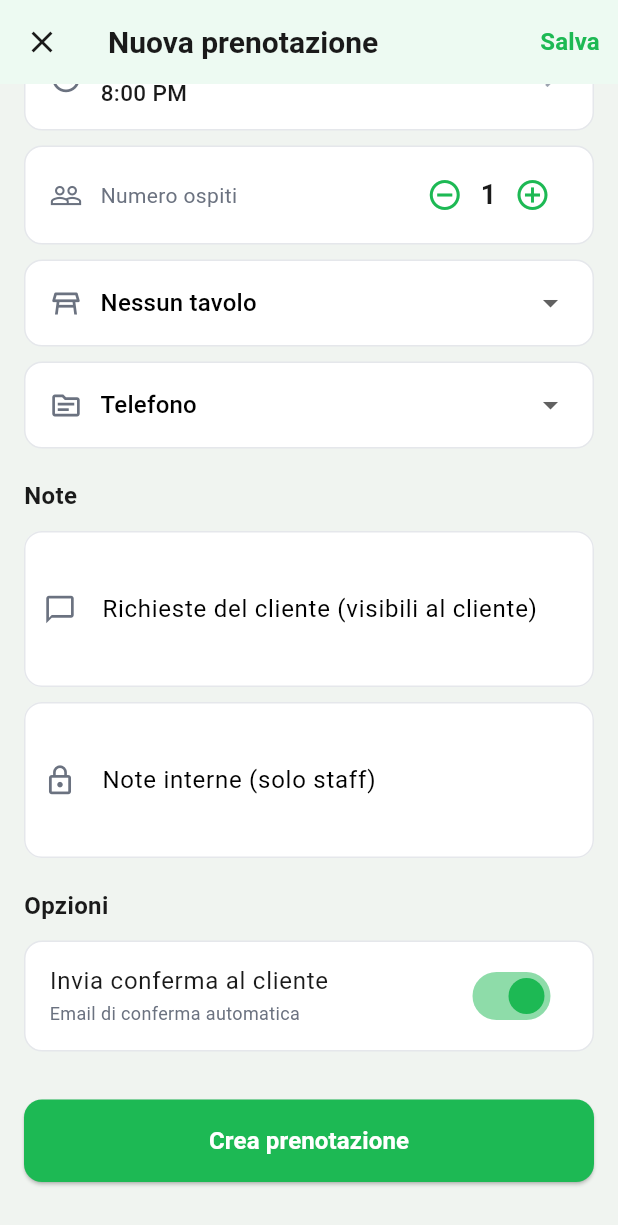
After one commit to ferrarapeppe/restaurant-booking, a Flutter app: the NewBookingScreen screen opened by its route, scrolled down 413 dp, after a tap on the "remove circle outline" icon, on a phone screen of 412 x 824 dp. The commit adds this screen. Shown: the top 1225 px of the screen. Run offline on Flutter 3.47's test engine with Material 3 defaults, Android fonts, the phone set to English and light mode, and no system bars; our stand-ins replace flutter_dotenv, go_router, supabase_flutter; accounts and stored records are empty.

Commit message:
feat: form nuova prenotazione completo

```diff
--- a/lib/core/router.dart
+++ b/lib/core/router.dart
@@ -3,6 +3,7 @@ import 'package:restaurant_booking/features/splash/splash_screen.dart';
 import 'package:restaurant_booking/features/dashboard/dashboard_screen.dart';
 import 'package:restaurant_booking/features/calendar/calendar_screen.dart';
 import 'package:restaurant_booking/features/bookings/bookings_screen.dart';
+import 'package:restaurant_booking/features/bookings/new_booking_screen.dart';
 import 'package:restaurant_booking/features/guests/guests_screen.dart';
 import 'package:restaurant_booking/features/reports/reports_screen.dart';
 import 'package:restaurant_booking/features/settings/settings_screen.dart';
@@ -14,6 +15,7 @@ final router = GoRouter(
     GoRoute(path: '/', builder: (context, state) => const DashboardScreen()),
     GoRoute(path: '/calendar', builder: (context, state) => const CalendarScreen()),
     GoRoute(path: '/bookings', builder: (context, state) => const BookingsScreen()),
+    GoRoute(path: '/bookings/new', builder: (context, state) => const NewBookingScreen()),
     GoRoute(path: '/guests', builder: (context, state) => const GuestsScreen()),
     GoRoute(path: '/reports', builder: (context, state) => const ReportsScreen()),
     GoRoute(path: '/settings', builder: (context, state) => const SettingsScreen()),
--- a/lib/features/bookings/bookings_screen.dart
+++ b/lib/features/bookings/bookings_screen.dart
@@ -2,6 +2,7 @@ import 'package:flutter/material.dart';
 import 'package:intl/intl.dart';
 import 'package:restaurant_booking/shared/widgets/app_drawer.dart';
 import 'package:restaurant_booking/shared/theme/app_theme.dart';
+import 'package:go_router/go_router.dart';
 
 // Modello prenotazione
 class Booking {
@@ -181,7 +182,7 @@ class _BookingsScreenState extends State<BookingsScreen> {
         ],
       ),
       floatingActionButton: FloatingActionButton(
-        onPressed: () => _showNewBookingDialog(context),
+        onPressed: () => context.push('/bookings/new'),
         backgroundColor: AppColors.accent,
         child: const Icon(Icons.add, color: Colors.white),
       ),
--- /dev/null
+++ b/lib/features/bookings/new_booking_screen.dart
@@ -0,0 +1,364 @@
+import 'package:flutter/material.dart';
+import 'package:intl/intl.dart';
+import 'package:restaurant_booking/shared/theme/app_theme.dart';
+
+class NewBookingScreen extends StatefulWidget {
+  const NewBookingScreen({super.key});
+
+  @override
+  State<NewBookingScreen> createState() => _NewBookingScreenState();
+}
+
+class _NewBookingScreenState extends State<NewBookingScreen> {
+  final _formKey = GlobalKey<FormState>();
+  final _nameController = TextEditingController();
+  final _phoneController = TextEditingController();
+  final _emailController = TextEditingController();
+  final _notesController = TextEditingController();
+  final _internalNotesController = TextEditingController();
+
+  DateTime _selectedDate = DateTime.now();
+  TimeOfDay _selectedTime = const TimeOfDay(hour: 20, minute: 0);
+  int _partySize = 2;
+  String _selectedSource = 'phone';
+  String? _selectedTable;
+  bool _sendConfirmation = true;
+
+  final List<String> _tables = ['T1', 'T2', 'T3', 'T4', 'T5', 'T6', 'T7', 'T8'];
+
+  @override
+  void dispose() {
+    _nameController.dispose();
+    _phoneController.dispose();
+    _emailController.dispose();
+    _notesController.dispose();
+    _internalNotesController.dispose();
+    super.dispose();
+  }
+
+  @override
+  Widget build(BuildContext context) {
+    return Scaffold(
+      backgroundColor: AppColors.background,
+      appBar: AppBar(
+        backgroundColor: AppColors.surface,
+        leading: IconButton(
+          icon: const Icon(Icons.close, color: AppColors.textPrimary),
+          onPressed: () => Navigator.pop(context),
+        ),
+        title: const Text('Nuova prenotazione',
+            style: TextStyle(color: AppColors.textPrimary, fontWeight: FontWeight.bold)),
+        actions: [
+          TextButton(
+            onPressed: _submitForm,
+            child: const Text('Salva', style: TextStyle(color: AppColors.accent, fontWeight: FontWeight.bold, fontSize: 16)),
+          ),
+        ],
+      ),
+      body: Form(
+        key: _formKey,
+        child: SingleChildScrollView(
+          padding: const EdgeInsets.all(16),
+          child: Column(
+            crossAxisAlignment: CrossAxisAlignment.start,
+            children: [
+              // Sezione cliente
+              _SectionTitle(title: 'Cliente'),
+              const SizedBox(height: 12),
+              _buildTextField(
+                controller: _nameController,
+                label: 'Nome e cognome *',
+                icon: Icons.person_outline,
+                validator: (v) => v!.isEmpty ? 'Campo obbligatorio' : null,
+              ),
+              const SizedBox(height: 10),
+              _buildTextField(
+                controller: _phoneController,
+                label: 'Telefono',
+                icon: Icons.phone_outlined,
+                keyboardType: TextInputType.phone,
+              ),
+              const SizedBox(height: 10),
+              _buildTextField(
+                controller: _emailController,
+                label: 'Email',
+                icon: Icons.email_outlined,
+                keyboardType: TextInputType.emailAddress,
+              ),
+              const SizedBox(height: 20),
+
+              // Sezione prenotazione
+              _SectionTitle(title: 'Dettagli prenotazione'),
+              const SizedBox(height: 12),
+
+              // Data
+              _buildTappableField(
+                label: 'Data',
+                icon: Icons.calendar_today_outlined,
+                value: DateFormat('EEEE d MMMM yyyy', 'it_IT').format(_selectedDate),
+                onTap: () async {
+                  final picked = await showDatePicker(
+                    context: context,
+                    initialDate: _selectedDate,
+                    firstDate: DateTime.now(),
+                    lastDate: DateTime(2027),
+                    locale: const Locale('it', 'IT'),
+                  );
+                  if (picked != null) setState(() => _selectedDate = picked);
+                },
+              ),
+              const SizedBox(height: 10),
+
+              // Orario
+              _buildTappableField(
+                label: 'Orario',
+                icon: Icons.access_time,
+                value: _selectedTime.format(context),
+                onTap: () async {
+                  final picked = await showTimePicker(
+                    context: context,
+                    initialTime: _selectedTime,
+                    builder: (context, child) => MediaQuery(
+                      data: MediaQuery.of(context).copyWith(alwaysUse24HourFormat: true),
+                      child: child!,
+                    ),
+                  );
+                  if (picked != null) setState(() => _selectedTime = picked);
+                },
+              ),
+              const SizedBox(height: 10),
+
+              // Numero ospiti
+              Container(
+                padding: const EdgeInsets.symmetric(horizontal: 16, vertical: 8),
+                decoration: BoxDecoration(
+                  color: AppColors.surface,
+                  borderRadius: BorderRadius.circular(12),
+                  border: Border.all(color: AppColors.divider),
+                ),
+                child: Row(
+                  children: [
+                    const Icon(Icons.people_outline, color: AppColors.textSecondary, size: 22),
+                    const SizedBox(width: 12),
+                    const Text('Numero ospiti', style: TextStyle(color: AppColors.textSecondary, fontSize: 14)),
+                    const Spacer(),
+                    IconButton(
+                      icon: const Icon(Icons.remove_circle_outline, color: AppColors.accent),
+                      onPressed: () => setState(() { if (_partySize > 1) _partySize--; }),
+                    ),
+                    Text('$_partySize',
+                        style: const TextStyle(color: AppColors.textPrimary, fontWeight: FontWeight.bold, fontSize: 18)),
+                    IconButton(
+                      icon: const Icon(Icons.add_circle_outline, color: AppColors.accent),
+                      onPressed: () => setState(() => _partySize++),
+                    ),
+                  ],
+                ),
+              ),
+              const SizedBox(height: 10),
+
+              // Tavolo
+              Container(
+                padding: const EdgeInsets.symmetric(horizontal: 16, vertical: 4),
+                decoration: BoxDecoration(
+                  color: AppColors.surface,
+                  borderRadius: BorderRadius.circular(12),
+                  border: Border.all(color: AppColors.divider),
+                ),
+                child: Row(
+                  children: [
+                    const Icon(Icons.table_restaurant_outlined, color: AppColors.textSecondary, size: 22),
+                    const SizedBox(width: 12),
+                    Expanded(
+                      child: DropdownButtonHideUnderline(
+                        child: DropdownButton<String>(
+                          value: _selectedTable,
+                          hint: const Text('Seleziona tavolo (opzionale)', style: TextStyle(color: AppColors.textSecondary, fontSize: 14)),
+                          items: [
+                            const DropdownMenuItem<String>(value: null, child: Text('Nessun tavolo')),
+                            ..._tables.map((t) => DropdownMenuItem(value: t, child: Text(t))),
+                          ],
+                          onChanged: (v) => setState(() => _selectedTable = v),
+                          isExpanded: true,
+                        ),
+                      ),
+                    ),
+                  ],
+                ),
+              ),
+              const SizedBox(height: 10),
+
+              // Sorgente
+              Container(
+                padding: const EdgeInsets.symmetric(horizontal: 16, vertical: 4),
+                decoration: BoxDecoration(
+                  color: AppColors.surface,
+                  borderRadius: BorderRadius.circular(12),
+                  border: Border.all(color: AppColors.divider),
+                ),
+                child: Row(
+                  children: [
+                    const Icon(Icons.source_outlined, color: AppColors.textSecondary, size: 22),
+                    const SizedBox(width: 12),
+                    Expanded(
+                      child: DropdownButtonHideUnderline(
+                        child: DropdownButton<String>(
+                          value: _selectedSource,
+                          items: const [
+                            DropdownMenuItem(value: 'phone', child: Text('Telefono')),
+                            DropdownMenuItem(value: 'web', child: Text('Web')),
+                            DropdownMenuItem(value: 'walkin', child: Text('Walk-in')),
+                            DropdownMenuItem(value: 'google', child: Text('Google')),
+                          ],
+                          onChanged: (v) => setState(() => _selectedSource = v!),
+                          isExpanded: true,
+                        ),
+                      ),
+                    ),
+                  ],
+                ),
+              ),
+              const SizedBox(height: 20),
+
+              // Note
+              _SectionTitle(title: 'Note'),
+              const SizedBox(height: 12),
+              _buildTextField(
+                controller: _notesController,
+                label: 'Richieste del cliente (visibili al cliente)',
+                icon: Icons.chat_bubble_outline,
+                maxLines: 3,
+              ),
+              const SizedBox(height: 10),
+              _buildTextField(
+                controller: _internalNotesController,
+                label: 'Note interne (solo staff)',
+                icon: Icons.lock_outline,
+                maxLines: 3,
+              ),
+              const SizedBox(height: 20),
+
+              // Opzioni
+              _SectionTitle(title: 'Opzioni'),
+              const SizedBox(height: 12),
+              Container(
+                decoration: BoxDecoration(
+                  color: AppColors.surface,
+                  borderRadius: BorderRadius.circular(12),
+                  border: Border.all(color: AppColors.divider),
+                ),
+                child: SwitchListTile(
+                  title: const Text('Invia conferma al cliente', style: TextStyle(color: AppColors.textPrimary)),
+                  subtitle: const Text('Email di conferma automatica', style: TextStyle(color: AppColors.textSecondary, fontSize: 12)),
+                  value: _sendConfirmation,
+                  activeColor: AppColors.accent,
+                  onChanged: (v) => setState(() => _sendConfirmation = v),
+                ),
+              ),
+              const SizedBox(height: 32),
+
+              // Bottone salva
+              SizedBox(
+                width: double.infinity,
+                child: ElevatedButton(
+                  onPressed: _submitForm,
+                  style: ElevatedButton.styleFrom(
+                    backgroundColor: AppColors.accent,
+                    foregroundColor: Colors.white,
+                    padding: const EdgeInsets.symmetric(vertical: 16),
+                    shape: RoundedRectangleBorder(borderRadius: BorderRadius.circular(12)),
+                  ),
+                  child: const Text('Crea prenotazione', style: TextStyle(fontSize: 16, fontWeight: FontWeight.w600)),
+                ),
+              ),
+              const SizedBox(height: 20),
+            ],
+          ),
+        ),
+      ),
+    );
+  }
+
+  Widget _buildTextField({
+    required TextEditingController controller,
+    required String label,
+    required IconData icon,
+    TextInputType? keyboardType,
+    int maxLines = 1,
+    String? Function(String?)? validator,
+  }) {
+    return TextFormField(
+      controller: controller,
+      keyboardType: keyboardType,
+      maxLines: maxLines,
+      validator: validator,
+      decoration: InputDecoration(
+        labelText: label,
+        prefixIcon: Icon(icon, color: AppColors.textSecondary, size: 22),
+        filled: true,
+        fillColor: AppColors.surface,
+        border: OutlineInputBorder(borderRadius: BorderRadius.circular(12), borderSide: const BorderSide(color: AppColors.divider)),
+        enabledBorder: OutlineInputBorder(borderRadius: BorderRadius.circular(12), borderSide: const BorderSide(color: AppColors.divider)),
+        focusedBorder: OutlineInputBorder(borderRadius: BorderRadius.circular(12), borderSide: const BorderSide(color: AppColors.accent, width: 2)),
+      ),
+    );
+  }
+
+  Widget _buildTappableField({
+    required String label,
+    required IconData icon,
+    required String value,
+    required VoidCallback onTap,
+  }) {
+    return GestureDetector(
+      onTap: onTap,
+      child: Container(
+        padding: const EdgeInsets.symmetric(horizontal: 16, vertical: 14),
+        decoration: BoxDecoration(
+          color: AppColors.surface,
+          borderRadius: BorderRadius.circular(12),
+          border: Border.all(color: AppColors.divider),
+        ),
+        child: Row(
+          children: [
+            Icon(icon, color: AppColors.textSecondary, size: 22),
+            const SizedBox(width: 12),
+            Column(
+              crossAxisAlignment: CrossAxisAlignment.start,
+              children: [
+                Text(label, style: const TextStyle(color: AppColors.textSecondary, fontSize: 12)),
+                const SizedBox(height: 2),
+                Text(value, style: const TextStyle(color: AppColors.textPrimary, fontWeight: FontWeight.w500, fontSize: 15)),
+              ],
+            ),
+            const Spacer(),
+            const Icon(Icons.chevron_right, color: AppColors.textMuted),
+          ],
+        ),
+      ),
+    );
+  }
+
+  void _submitForm() {
+    if (_formKey.currentState!.validate()) {
+      ScaffoldMessenger.of(context).showSnackBar(
+        SnackBar(
+          content: Text('Prenotazione per ${_nameController.text} creata!'),
+          backgroundColor: AppColors.accent,
+        ),
+      );
+      Navigator.pop(context);
+    }
+  }
+}
+
+class _SectionTitle extends StatelessWidget {
+  final String title;
+  const _SectionTitle({required this.title});
+
+  @override
+  Widget build(BuildContext context) {
+    return Text(title,
+        style: const TextStyle(color: AppColors.textPrimary, fontSize: 16, fontWeight: FontWeight.bold));
+  }
+}
```
